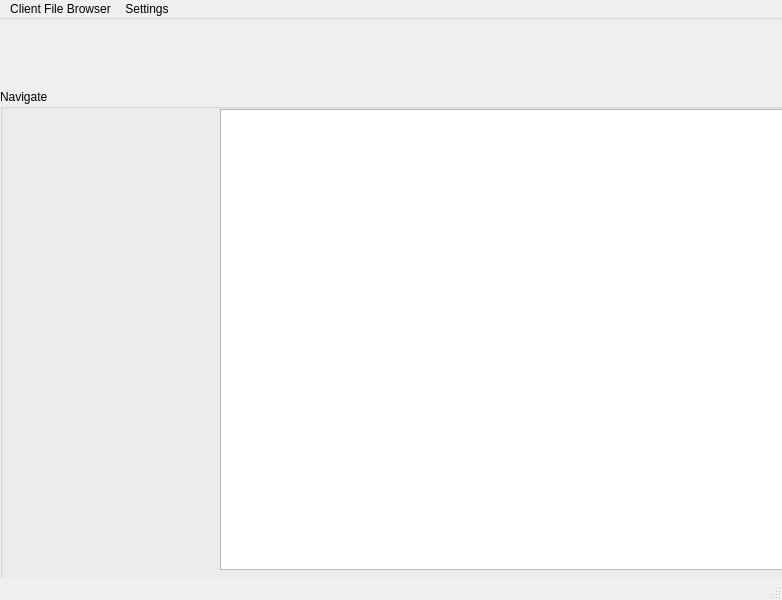
Before: the Qt Designer form cb/ui/main.ui in edward-john/Python, drawn with Qt 5.
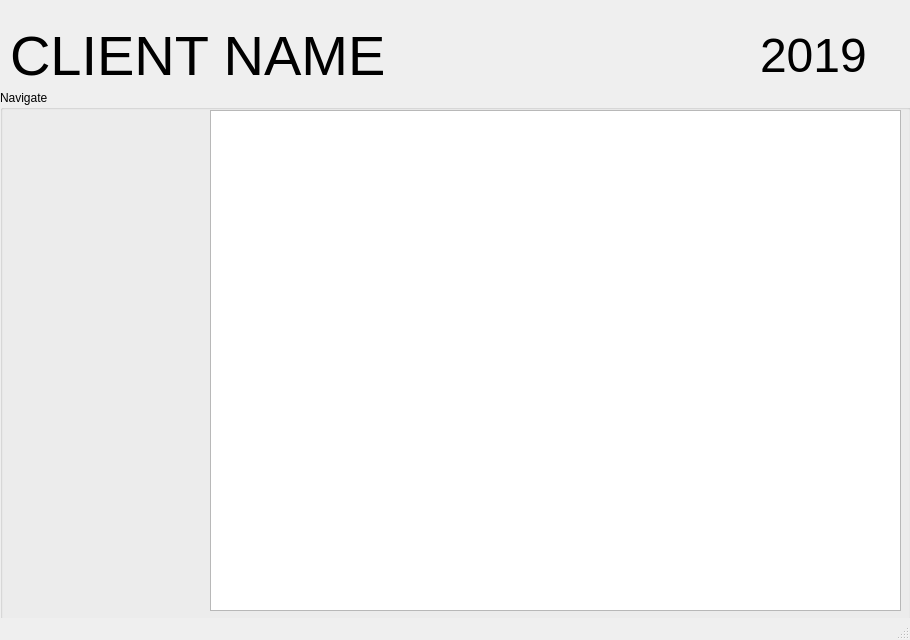
After: the same form once the commit is applied.

Commit message: Updated Client Browser GUI

What changed in the file:
```diff
--- a/cb/ui/main.ui
+++ b/cb/ui/main.ui
@@ -6,8 +6,8 @@
    <rect>
     <x>0</x>
     <y>0</y>
-    <width>782</width>
-    <height>600</height>
+    <width>910</width>
+    <height>640</height>
    </rect>
   </property>
   <property name="windowTitle">
@@ -18,9 +18,9 @@
     <property name="geometry">
      <rect>
       <x>0</x>
-      <y>70</y>
-      <width>801</width>
-      <height>521</height>
+      <y>90</y>
+      <width>911</width>
+      <height>531</height>
      </rect>
     </property>
     <property name="title">
@@ -29,37 +29,50 @@
     <widget class="QTreeView" name="treeView">
      <property name="geometry">
       <rect>
-       <x>220</x>
+       <x>210</x>
        <y>20</y>
-       <width>571</width>
-       <height>461</height>
+       <width>691</width>
+       <height>501</height>
       </rect>
      </property>
     </widget>
    </widget>
-  </widget>
-  <widget class="QMenuBar" name="menubar">
-   <property name="geometry">
-    <rect>
-     <x>0</x>
-     <y>0</y>
-     <width>782</width>
-     <height>26</height>
-    </rect>
-   </property>
-   <widget class="QMenu" name="menuClient_File_Browser">
-    <property name="title">
-     <string>Client File Browser</string>
+   <widget class="QLabel" name="label">
+    <property name="geometry">
+     <rect>
+      <x>10</x>
+      <y>30</y>
+      <width>751</width>
+      <height>51</height>
+     </rect>
     </property>
+    <property name="font">
+     <font>
+      <pointsize>42</pointsize>
+     </font>
+    </property>
+    <property name="text">
+     <string>CLIENT NAME</string>
+    </property>
    </widget>
-   <widget class="QMenu" name="menuSettings">
-    <property name="title">
-     <string>Settings</string>
+   <widget class="QLabel" name="label_2">
+    <property name="geometry">
+     <rect>
+      <x>760</x>
+      <y>30</y>
+      <width>131</width>
+      <height>51</height>
+     </rect>
     </property>
-    <addaction name="separator"/>
+    <property name="font">
+     <font>
+      <pointsize>36</pointsize>
+     </font>
+    </property>
+    <property name="text">
+     <string>2019</string>
+    </property>
    </widget>
-   <addaction name="menuClient_File_Browser"/>
-   <addaction name="menuSettings"/>
   </widget>
   <widget class="QStatusBar" name="statusbar"/>
  </widget>
```
The commit also changes 6 other files.
